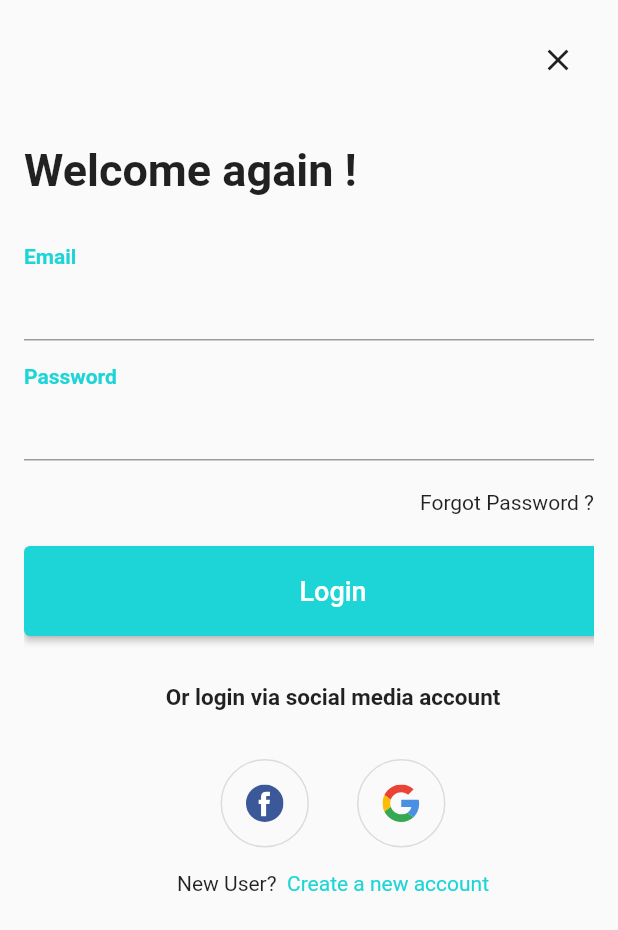
After one commit to ksalehalali/q_market, a Flutter app: the Register screen opened directly, on a phone screen of 412 x 824 dp. The commit adds this screen. Shown: the top 930 px of the screen. Run offline on Flutter 3.47's test engine with Material 2 defaults, Android fonts, the phone set to English and light mode, and no system bars; our stand-ins replace carousel_pro, expandable, flutter_svg, font_awesome_flutter, geolocator, get and 5 more; accounts and stored records are empty.

Commit message:
register layout

```diff
--- a/lib/Assistants/globals.dart
+++ b/lib/Assistants/globals.dart
@@ -1,6 +1,7 @@
 library route.globals;
 import 'dart:ui';
 
+import 'package:flutter/material.dart';
 import 'package:latlong2/latlong.dart';
 
 String token = "";
@@ -14,3 +15,18 @@ Color myHexColor2 = const Color(0xff1dd5d7);
 Color myHexColor3 = const Color(0xff22dcdb);
 Color myHexColor4 = const Color(0xff1cd3dc);
 Color myHexColor5 = const Color(0xff0fbcbc);
+
+final Map<int, Color> primaryColorMap = {
+  50: myHexColor,
+  100: myHexColor1,
+  200: myHexColor2,
+  300: myHexColor3,
+  400: myHexColor4,
+  500: myHexColor5,
+  600: Colors.white,
+  700: Colors.white,
+  800: Colors.white,
+  900: Colors.white,
+};
+
+final MaterialColor primaryColorSwatch = MaterialColor(myHexColor5.value, primaryColorMap);
--- a/lib/main.dart
+++ b/lib/main.dart
@@ -52,6 +52,7 @@ print(position);
         primarySwatch: Colors.blue,
       ),
       home: const MainScreen(),
+      debugShowCheckedModeBanner: false,
     );
   }
 }
--- /dev/null
+++ b/lib/views/screens/auth/register.dart
@@ -0,0 +1,398 @@
+
+// ignore_for_file: sized_box_for_whitespace, prefer_final_fields
+
+import 'package:expandable/expandable.dart';
+import 'package:flutter/material.dart';
+import 'package:flutter_svg/flutter_svg.dart';
+import 'package:get/get.dart';
+import 'package:get/get_core/src/get_main.dart';
+
+import '../../../Assistants/globals.dart';
+
+class Register extends StatefulWidget {
+  const Register({Key? key}) : super(key: key);
+
+  @override
+  _RegisterState createState() => _RegisterState();
+}
+
+class _RegisterState extends State<Register> {
+  bool showSignUp = false;
+  bool moveWidgets = false;
+  bool instantlyTransitionedWidgets = false;
+  double stackHeight = Get.size.height * 0.8;
+
+  @override
+  Widget build(BuildContext context) {
+    return Scaffold(
+      body: SafeArea(
+        child: Container(
+          padding: const EdgeInsets.symmetric(horizontal: 16.0),
+          width: Get.size.width,
+          height: Get.size.height,
+          child: SingleChildScrollView(
+            child: Column(
+              children: [
+                const SizedBox(height: 16,),
+                // CLOSE
+                Container(
+                  alignment: Alignment.centerRight,
+                  child: IconButton(
+                    icon: const Icon(Icons.close),
+                    onPressed: () {
+                      Get.back();
+                    },
+                  ),
+                ),
+                // LOGIN / SIGN UP SWITCH
+                Container(
+                  width: Get.size.width,
+                  height: stackHeight,
+                  child: Stack(
+                    children: [
+                      // TOGGLE LOGIN
+                      AnimatedOpacity(
+                        opacity: !showSignUp ? 1.0 : 0.0,
+                        duration: const Duration(milliseconds: 500),
+                        child: Column(
+                          children: [
+                            const SizedBox(height: 32,),
+                            Container(
+                              alignment: Alignment.centerLeft,
+                              child: const Text(
+                                "Welcome again !",
+                                style: TextStyle(
+                                    color: Colors.black87,
+                                    fontWeight: FontWeight.bold,
+                                    fontSize: 30
+                                ),
+                              ),
+                            ),
+                            const SizedBox(height: 32,),
+                            // EMAIL TEXT FIELD
+                            Column(
+                              crossAxisAlignment: CrossAxisAlignment.start,
+                              children: [
+                                Text(
+                                  "Email",
+                                  style: TextStyle(
+                                    color: myHexColor2,
+                                    fontWeight: FontWeight.bold,
+                                  ),
+                                ),
+                                Theme(
+                                  data: ThemeData.from(
+                                    colorScheme: ColorScheme.fromSwatch(primarySwatch: primaryColorSwatch),
+                                  ),
+                                  child: const TextField(
+                                    style: TextStyle(
+                                      fontWeight: FontWeight.bold,
+                                      color: Colors.black87,
+                                    ),
+                                  ),
+                                ),
+                              ],
+                            ),
+                            const SizedBox(height: 16,),
+                            // PASSWORD TEXT FIELD
+                            Column(
+                              crossAxisAlignment: CrossAxisAlignment.start,
+                              children: [
+                                Text(
+                                  "Password",
+                                  style: TextStyle(
+                                    color: myHexColor2,
+                                    fontWeight: FontWeight.bold,
+                                  ),
+                                ),
+                                Theme(
+                                  data: ThemeData.from(
+                                    colorScheme: ColorScheme.fromSwatch(primarySwatch: primaryColorSwatch),
+                                  ),
+                                  child: const TextField(
+                                    obscureText: true,
+                                    decoration: InputDecoration(
+                                    ),
+                                    style: TextStyle(
+                                      fontWeight: FontWeight.bold,
+                                      color: Colors.black87,
+                                    ),
+                                  ),
+                                ),
+                              ],
+                            ),
+                            const SizedBox(height: 20,),
+                            // FORGOT PASSWORD?
+                            GestureDetector(
+                              onTap: () {},
+                              child: Container(
+                                alignment: Alignment.topRight,
+                                child: const Text(
+                                  "Forgot Password ?",
+                                ),
+                              ),
+                            ),
+                            const SizedBox(height: 32,),
+                          ],
+                        ),
+                      ),
+                      // TOGGLE SIGN UP
+                      AnimatedOpacity(
+                        opacity: showSignUp ? 1.0 : 0.0,
+                        duration: const Duration(milliseconds: 500),
+                        child: Column(
+                          children: [
+                            const SizedBox(height: 32,),
+                            // WELCOME
+                            Container(
+                              alignment: Alignment.centerLeft,
+                              child: const Text(
+                                "Create A New Account",
+                                style: TextStyle(
+                                    color: Colors.black87,
+                                    fontWeight: FontWeight.bold,
+                                    fontSize: 30
+                                ),
+                              ),
+                            ),
+                            const SizedBox(height: 32,),
+                            // USERNAME TEXT FIELD
+                            Column(
+                              crossAxisAlignment: CrossAxisAlignment.start,
+                              children: [
+                                Text(
+                                  "Username",
+                                  style: TextStyle(
+                                    color: myHexColor2,
+                                    fontWeight: FontWeight.bold,
+                                  ),
+                                ),
+                                Theme(
+                                  data: ThemeData.from(
+                                    colorScheme: ColorScheme.fromSwatch(primarySwatch: primaryColorSwatch),
+                                  ),
+                                  child: const TextField(
+                                    style: TextStyle(
+                                      fontWeight: FontWeight.bold,
+                                      color: Colors.black87,
+                                    ),
+                                  ),
+                                ),
+                              ],
+                            ),
+                            const SizedBox(height: 16,),
+                            // EMAIL TEXT FIELD
+                            Column(
+                              crossAxisAlignment: CrossAxisAlignment.start,
+                              children: [
+                                Text(
+                                  "Email",
+                                  style: TextStyle(
+                                    color: myHexColor2,
+                                    fontWeight: FontWeight.bold,
+                                  ),
+                                ),
+                                Theme(
+                                  data: ThemeData.from(
+                                    colorScheme: ColorScheme.fromSwatch(primarySwatch: primaryColorSwatch),
+                                  ),
+                                  child: const TextField(
+                                    style: TextStyle(
+                                      fontWeight: FontWeight.bold,
+                                      color: Colors.black87,
+                                    ),
+                                  ),
+                                ),
+                              ],
+                            ),
+                            const SizedBox(height: 16,),
+                            // PASSWORD TEXT FIELD
+                            Column(
+                              crossAxisAlignment: CrossAxisAlignment.start,
+                              children: [
+                                Text(
+                                  "Password",
+                                  style: TextStyle(
+                                    color: myHexColor2,
+                                    fontWeight: FontWeight.bold,
+                                  ),
+                                ),
+                                Theme(
+                                  data: ThemeData.from(
+                                    colorScheme: ColorScheme.fromSwatch(primarySwatch: primaryColorSwatch),
+                                  ),
+                                  child: const TextField(
+                                    obscureText: true,
+                                    decoration: InputDecoration(
+                                    ),
+                                    style: TextStyle(
+                                      fontWeight: FontWeight.bold,
+                                      color: Colors.black87,
+                                    ),
+                                  ),
+                                ),
+                              ],
+                            ),
+                            const SizedBox(height: 20,),
+                            // PASSWORD CONFIRM TEXT FIELD
+                            Column(
+                              crossAxisAlignment: CrossAxisAlignment.start,
+                              children: [
+                                Text(
+                                  "Confirm Password",
+                                  style: TextStyle(
+                                    color: myHexColor2,
+                                    fontWeight: FontWeight.bold,
+                                  ),
+                                ),
+                                Theme(
+                                  data: ThemeData.from(
+                                    colorScheme: ColorScheme.fromSwatch(primarySwatch: primaryColorSwatch),
+                                  ),
+                                  child: const TextField(
+                                    obscureText: true,
+                                    decoration: InputDecoration(
+                                    ),
+                                    style: TextStyle(
+                                      fontWeight: FontWeight.bold,
+                                      color: Colors.black87,
+                                    ),
+                                  ),
+                                ),
+                              ],
+                            ),
+                            const SizedBox(height: 32,),
+                          ],
+                        ),
+                      ),
+                      // MOVING SECTION
+                      AnimatedPositioned(
+                        duration: const Duration(milliseconds: 500),
+                        top: moveWidgets ? 450 : 300,
+                        child: Column(
+                          children: [
+                            Container(
+                              height: 60,
+                              width: Get.size.width,
+                              child: ElevatedButton(
+                                style: ButtonStyle(
+                                  backgroundColor: MaterialStateProperty.all(myHexColor2),
+                                ),
+                                onPressed: () {},
+                                child: Text(
+                                  !instantlyTransitionedWidgets ? "Login": "Create A New Account",
+                                  style: const TextStyle(
+                                      fontSize: 18,
+                                  ),
+                                ),
+                              ),
+                            ),
+                            const SizedBox(height: 32,),
+                            // LOGIN OPTION TEXT
+                            const Text(
+                              "Or login via social media account",
+                              style: TextStyle(
+                                  fontSize: 15,
+                                  fontWeight: FontWeight.bold
+                              ),
+                            ),
+                            const SizedBox(height: 32,),
+                            // SOCIAL MEDIA OPTIONS
+                            Row(
+                              mainAxisAlignment: MainAxisAlignment.center,
+                              children: [
+                                // FACEBOOK
+                                Container(
+                                  padding: const EdgeInsets.all(16),
+                                  decoration: BoxDecoration(
+                                    border: Border.all(
+                                      color: Colors.black12,
+                                    ),
+                                    borderRadius: const BorderRadius.all(
+                                      Radius.circular(30),
+                                    ),
+                                  ),
+                                  child: SvgPicture.asset("${assetsDir}facebook.svg", width: 25,),
+                                ),
+                                const SizedBox(width: 32,),
+                                // GOOGLE
+                                Container(
+                                  padding: const EdgeInsets.all(16),
+                                  decoration: BoxDecoration(
+                                    border: Border.all(
+                                      color: Colors.black12,
+                                    ),
+                                    borderRadius: const BorderRadius.all(
+                                      Radius.circular(30),
+                                    ),
+                                  ),
+                                  child: SvgPicture.asset("${assetsDir}google.svg", width: 25,),
+                                ),
+                              ],
+                            ),
+                            const SizedBox(height: 16,),
+                            // NEW USER / ALREADY HAVE AN ACCOUNT
+                            Row(
+                              mainAxisAlignment: MainAxisAlignment.center,
+                              children: [
+                                const Text(
+                                  "New User?  ",
+                                  style: TextStyle(
+
+                                  ),
+                                ),
+                                // GOOGLE
+                                GestureDetector(
+                                  onTap: () {
+                                    setState(() {
+                                      instantlyTransitionedWidgets = !instantlyTransitionedWidgets;
+                                      if(!moveWidgets){
+                                        stackHeight = Get.size.height * 1.0;
+                                        moveWidgets = !moveWidgets;
+                                        Future.delayed(const Duration(milliseconds: 500), () {
+                                          setState(() {
+                                            showSignUp = !showSignUp;
+                                          });
+                                        });
+                                      } else {
+                                        showSignUp = !showSignUp;
+                                        Future.delayed(const Duration(milliseconds: 500), () {
+                                          setState(() {
+                                            moveWidgets = !moveWidgets;
+                                            Future.delayed(const Duration(milliseconds: 500), () {
+                                              setState(() {
+                                                stackHeight = Get.size.height * 0.80;
+                                              });
+                                            });
+                                          });
+                                        });
+                                      }
+
+                                    });
+                                    print("move: ${moveWidgets} show: ${showSignUp}");
+                                  },
+                                  child: Text(
+                                    "Create a new account",
+                                    style: TextStyle(
+                                      color: myHexColor2,
+                                    ),
+                                  ),
+                                ),
+                              ],
+                            ),
+                            const SizedBox(height: 16,),
+                          ],
+                        ),
+                      ),
+                    ],
+                  ),
+                ),
+                const SizedBox(height: 40,),
+              ],
+            ),
+          ),
+        ),
+      ),
+    );
+  }
+}
--- a/lib/views/screens/main_screen.dart
+++ b/lib/views/screens/main_screen.dart
@@ -2,6 +2,7 @@ import 'package:flutter/material.dart';
 import 'package:get/get.dart';
 import 'package:google_maps_flutter/google_maps_flutter.dart';
 import 'package:location/location.dart';
+import 'package:q_market/views/screens/auth/register.dart';
 import 'package:q_market/views/screens/home/home.dart';
 
 import '../../Assistants/assistantMethods.dart';
@@ -20,6 +21,7 @@ class _MainScreenState extends State<MainScreen> {
 
   final List<Widget> screens = [
     const HomeScreen(),
+    Register(),
   ];
 
   final PageStorageBucket bucket = PageStorageBucket();
--- a/pubspec.yaml
+++ b/pubspec.yaml
@@ -48,6 +48,8 @@ dependencies:
   sliding_up_panel:
   geolocator:
   adobe_xd:
+  flutter_svg: ^1.0.3
+  expandable: ^5.0.1
 
 
 dev_dependencies:
```
Also changed, not shown: assets/images/facebook.svg (added), assets/images/google.svg (added), pubspec.lock.
